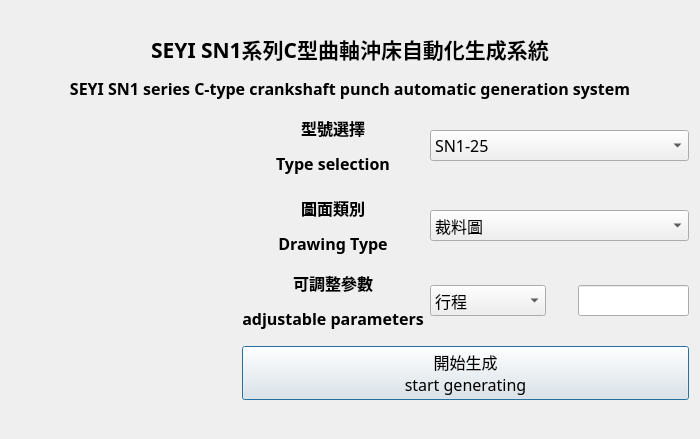
First picture: the form in GUI/GUI.ui, repository sinje0816/stamping_press, before the edit.
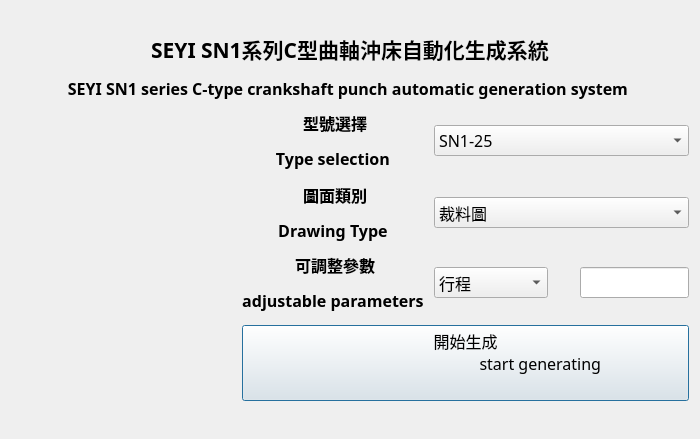
Second picture: the form after the edit. Icons and pictures are not drawn.

Commit message: 下料孔介面更新、下料孔生成新增

The edit to the form file:
```diff
--- a/GUI/GUI.ui
+++ b/GUI/GUI.ui
@@ -39,7 +39,10 @@
         <enum>Qt::LeftToRight</enum>
        </property>
        <property name="text">
-        <string>&lt;html&gt;&lt;head/&gt;&lt;body&gt;&lt;p align=&quot;center&quot;&gt;&lt;span style=&quot; font-weight:600;&quot;&gt;圖面類別&lt;/span&gt;&lt;/p&gt;&lt;p align=&quot;center&quot;&gt;&lt;span style=&quot; font-weight:600;&quot;&gt;Drawing Type&lt;/span&gt;&lt;/p&gt;&lt;/body&gt;&lt;/html&gt;</string>
+                                <string>&lt;html&gt;&lt;head/&gt;&lt;body&gt;&lt;p align=&quot;center&quot;&gt;&lt;span
+                                    style=&quot; font-weight:600;&quot;&gt;圖面類別&lt;/span&gt;&lt;/p&gt;&lt;p align=&quot;center&quot;&gt;&lt;span
+                                    style=&quot; font-weight:600;&quot;&gt;Drawing Type&lt;/span&gt;&lt;/p&gt;&lt;/body&gt;&lt;/html&gt;
+                                </string>
        </property>
        <property name="alignment">
         <set>Qt::AlignCenter</set>
@@ -95,7 +98,11 @@
         <enum>Qt::LeftToRight</enum>
        </property>
        <property name="text">
-        <string>&lt;html&gt;&lt;head/&gt;&lt;body&gt;&lt;p align=&quot;center&quot;&gt;&lt;span style=&quot; font-size:16pt; font-weight:600;&quot;&gt;SEYI SN1系列C型曲軸沖床自動化生成系統&lt;/span&gt;&lt;/p&gt;&lt;p align=&quot;center&quot;&gt;&lt;span style=&quot; font-weight:600;&quot;&gt;SEYI SN1 series C-type crankshaft punch automatic generation system&lt;/span&gt;&lt;/p&gt;&lt;/body&gt;&lt;/html&gt;</string>
+                                <string>&lt;html&gt;&lt;head/&gt;&lt;body&gt;&lt;p align=&quot;center&quot;&gt;&lt;span
+                                    style=&quot; font-size:16pt; font-weight:600;&quot;&gt;SEYI SN1系列C型曲軸沖床自動化生成系統&lt;/span&gt;&lt;/p&gt;&lt;p
+                                    align=&quot;center&quot;&gt;&lt;span style=&quot; font-weight:600;&quot;&gt;SEYI SN1
+                                    series C-type crankshaft punch automatic generation system&lt;/span&gt;&lt;/p&gt;&lt;/body&gt;&lt;/html&gt;
+                                </string>
        </property>
        <property name="alignment">
         <set>Qt::AlignCenter</set>
@@ -160,7 +167,8 @@
        </property>
        <property name="text">
         <string>開始生成
-start generating</string>
+                                    start generating
+                                </string>
        </property>
       </widget>
      </item>
@@ -237,7 +245,10 @@
         <enum>Qt::RightToLeft</enum>
        </property>
        <property name="text">
-        <string>&lt;html&gt;&lt;head/&gt;&lt;body&gt;&lt;p align=&quot;center&quot;&gt;&lt;span style=&quot; font-weight:600;&quot;&gt;可調整參數&lt;/span&gt;&lt;/p&gt;&lt;p align=&quot;center&quot;&gt;&lt;span style=&quot; font-weight:600;&quot;&gt;adjustable parameters&lt;/span&gt;&lt;/p&gt;&lt;/body&gt;&lt;/html&gt;</string>
+                                <string>&lt;html&gt;&lt;head/&gt;&lt;body&gt;&lt;p align=&quot;center&quot;&gt;&lt;span
+                                    style=&quot; font-weight:600;&quot;&gt;可調整參數&lt;/span&gt;&lt;/p&gt;&lt;p align=&quot;center&quot;&gt;&lt;span
+                                    style=&quot; font-weight:600;&quot;&gt;adjustable parameters&lt;/span&gt;&lt;/p&gt;&lt;/body&gt;&lt;/html&gt;
+                                </string>
        </property>
        <property name="alignment">
         <set>Qt::AlignCenter</set>
@@ -281,7 +292,10 @@
         <enum>Qt::LeftToRight</enum>
        </property>
        <property name="text">
-        <string>&lt;html&gt;&lt;head/&gt;&lt;body&gt;&lt;p align=&quot;center&quot;&gt;&lt;span style=&quot; font-weight:600;&quot;&gt;型號選擇&lt;/span&gt;&lt;/p&gt;&lt;p align=&quot;center&quot;&gt;&lt;span style=&quot; font-weight:600;&quot;&gt;Type selection&lt;/span&gt;&lt;/p&gt;&lt;/body&gt;&lt;/html&gt;</string>
+                                <string>&lt;html&gt;&lt;head/&gt;&lt;body&gt;&lt;p align=&quot;center&quot;&gt;&lt;span
+                                    style=&quot; font-weight:600;&quot;&gt;型號選擇&lt;/span&gt;&lt;/p&gt;&lt;p align=&quot;center&quot;&gt;&lt;span
+                                    style=&quot; font-weight:600;&quot;&gt;Type selection&lt;/span&gt;&lt;/p&gt;&lt;/body&gt;&lt;/html&gt;
+                                </string>
        </property>
        <property name="alignment">
         <set>Qt::AlignCenter</set>
```
Lines whose indentation alone changed are shown as unchanged. The commit also changes 55 other files.
